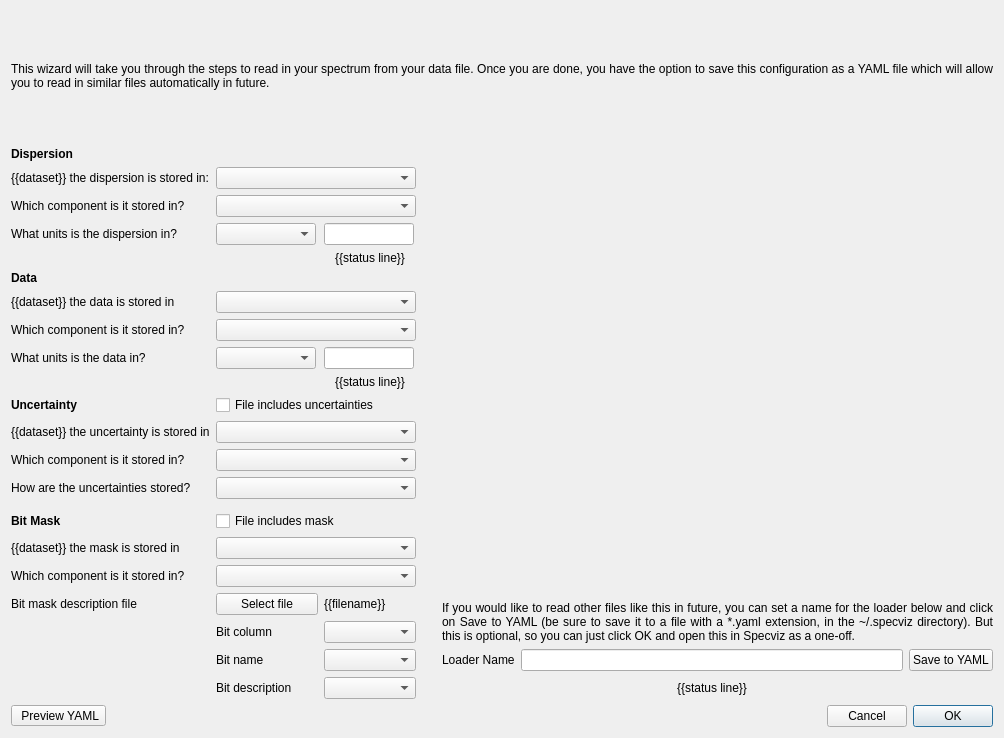
Qt form specviz/data/qt/ui/wizard.ui (spacetelescope/specviz) before a commit.
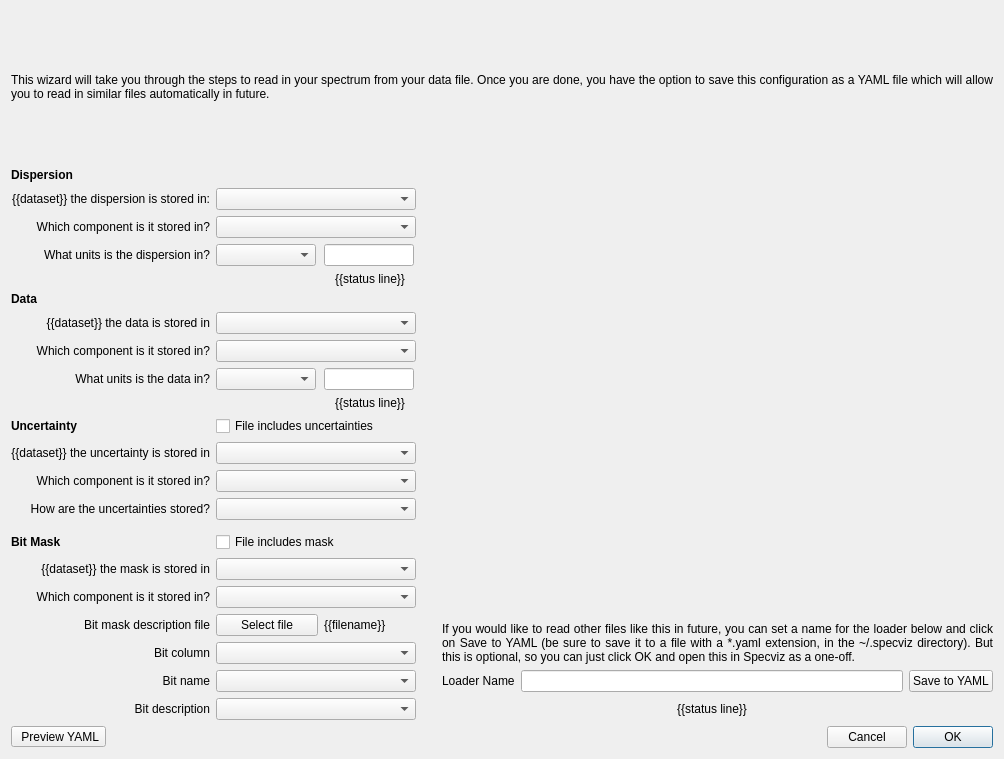
The same form after that commit.

Diff of the .ui file:
```diff
--- a/specviz/data/qt/ui/wizard.ui
+++ b/specviz/data/qt/ui/wizard.ui
@@ -7,7 +7,7 @@
     <x>0</x>
     <y>0</y>
     <width>1004</width>
-    <height>738</height>
+    <height>759</height>
    </rect>
   </property>
   <property name="windowTitle">
@@ -58,6 +58,9 @@
          <property name="text">
           <string>{{dataset}} the dispersion is stored in:</string>
          </property>
+         <property name="alignment">
+          <set>Qt::AlignRight|Qt::AlignTrailing|Qt::AlignVCenter</set>
+         </property>
         </widget>
        </item>
        <item colspan="2" column="1" row="1">
@@ -84,6 +87,9 @@
          <property name="text">
           <string>Which component is it stored in?</string>
          </property>
+         <property name="alignment">
+          <set>Qt::AlignRight|Qt::AlignTrailing|Qt::AlignVCenter</set>
+         </property>
         </widget>
        </item>
        <item colspan="2" column="1" row="2">
@@ -110,6 +116,9 @@
          <property name="text">
           <string>What units is the dispersion in?</string>
          </property>
+         <property name="alignment">
+          <set>Qt::AlignRight|Qt::AlignTrailing|Qt::AlignVCenter</set>
+         </property>
         </widget>
        </item>
        <item column="1" row="3">
@@ -200,6 +209,9 @@
          <property name="text">
           <string>{{dataset}} the data is stored in</string>
          </property>
+         <property name="alignment">
+          <set>Qt::AlignRight|Qt::AlignTrailing|Qt::AlignVCenter</set>
+         </property>
         </widget>
        </item>
        <item colspan="2" column="1" row="6">
@@ -226,6 +238,9 @@
          <property name="text">
           <string>Which component is it stored in?</string>
          </property>
+         <property name="alignment">
+          <set>Qt::AlignRight|Qt::AlignTrailing|Qt::AlignVCenter</set>
+         </property>
         </widget>
        </item>
        <item colspan="2" column="1" row="7">
@@ -252,6 +267,9 @@
          <property name="text">
           <string>What units is the data in?</string>
          </property>
+         <property name="alignment">
+          <set>Qt::AlignRight|Qt::AlignTrailing|Qt::AlignVCenter</set>
+         </property>
         </widget>
        </item>
        <item column="1" row="8">
@@ -333,6 +351,9 @@
          <property name="text">
           <string>{{dataset}} the uncertainty is stored in</string>
          </property>
+         <property name="alignment">
+          <set>Qt::AlignRight|Qt::AlignTrailing|Qt::AlignVCenter</set>
+         </property>
         </widget>
        </item>
        <item colspan="2" column="1" row="11">
@@ -359,6 +380,9 @@
          <property name="text">
           <string>Which component is it stored in?</string>
          </property>
+         <property name="alignment">
+          <set>Qt::AlignRight|Qt::AlignTrailing|Qt::AlignVCenter</set>
+         </property>
         </widget>
        </item>
        <item colspan="2" column="1" row="12">
@@ -385,6 +409,9 @@
          <property name="text">
           <string>How are the uncertainties stored?</string>
          </property>
+         <property name="alignment">
+          <set>Qt::AlignRight|Qt::AlignTrailing|Qt::AlignVCenter</set>
+         </property>
         </widget>
        </item>
        <item colspan="2" column="1" row="13">
@@ -431,6 +458,9 @@
          <property name="text">
           <string>{{dataset}} the mask is stored in</string>
          </property>
+         <property name="alignment">
+          <set>Qt::AlignRight|Qt::AlignTrailing|Qt::AlignVCenter</set>
+         </property>
         </widget>
        </item>
        <item colspan="2" column="1" row="16">
@@ -447,6 +477,9 @@
            <height>0</height>
           </size>
          </property>
+         <property name="sizeAdjustPolicy">
+          <enum>QComboBox::AdjustToMinimumContentsLength</enum>
+         </property>
         </widget>
        </item>
        <item column="0" row="17">
@@ -454,6 +487,9 @@
          <property name="text">
           <string>Which component is it stored in?</string>
          </property>
+         <property name="alignment">
+          <set>Qt::AlignRight|Qt::AlignTrailing|Qt::AlignVCenter</set>
+         </property>
         </widget>
        </item>
        <item colspan="2" column="1" row="17">
@@ -470,6 +506,9 @@
            <height>0</height>
           </size>
          </property>
+         <property name="sizeAdjustPolicy">
+          <enum>QComboBox::AdjustToMinimumContentsLength</enum>
+         </property>
         </widget>
        </item>
        <item colspan="3" column="4" row="17" rowspan="3">
@@ -496,6 +535,9 @@
          <property name="text">
           <string>Bit mask description file</string>
          </property>
+         <property name="alignment">
+          <set>Qt::AlignRight|Qt::AlignTrailing|Qt::AlignVCenter</set>
+         </property>
         </widget>
        </item>
        <item column="1" row="18">
@@ -512,27 +554,7 @@
          </property>
         </widget>
        </item>
-       <item column="1" row="19">
-        <widget class="QLabel" name="label_9">
-         <property name="text">
-          <string>Bit column</string>
-         </property>
-        </widget>
-       </item>
-       <item column="2" row="19">
-        <widget class="QComboBox" name="combo_bit_id" />
-       </item>
-       <item column="1" row="20">
-        <widget class="QLabel" name="label_10">
-         <property name="text">
-          <string>Bit name</string>
-         </property>
-        </widget>
-       </item>
-       <item column="2" row="20">
-        <widget class="QComboBox" name="combo_bit_name" />
-       </item>
-       <item column="4" row="20">
+       <item row="20" column="4">
         <widget class="QLabel" name="label_5">
          <property name="sizePolicy">
           <sizepolicy hsizetype="Preferred" vsizetype="Expanding">
@@ -568,17 +590,7 @@
          </property>
         </widget>
        </item>
-       <item column="1" row="21">
-        <widget class="QLabel" name="label_11">
-         <property name="text">
-          <string>Bit description</string>
-         </property>
-        </widget>
-       </item>
-       <item column="2" row="21">
-        <widget class="QComboBox" name="combo_bit_description" />
-       </item>
-       <item column="5" row="21">
+       <item row="21" column="5">
         <widget class="QLabel" name="label_loader_name_status">
          <property name="sizePolicy">
           <sizepolicy hsizetype="Preferred" vsizetype="Fixed">
@@ -597,7 +609,94 @@
          </property>
         </widget>
        </item>
-       </layout>
+       <item row="19" column="0">
+        <widget class="QLabel" name="label_9">
+         <property name="text">
+          <string>Bit column</string>
+         </property>
+         <property name="alignment">
+          <set>Qt::AlignRight|Qt::AlignTrailing|Qt::AlignVCenter</set>
+         </property>
+        </widget>
+       </item>
+       <item row="20" column="0">
+        <widget class="QLabel" name="label_10">
+         <property name="text">
+          <string>Bit name</string>
+         </property>
+         <property name="alignment">
+          <set>Qt::AlignRight|Qt::AlignTrailing|Qt::AlignVCenter</set>
+         </property>
+        </widget>
+       </item>
+       <item row="21" column="0">
+        <widget class="QLabel" name="label_11">
+         <property name="text">
+          <string>Bit description</string>
+         </property>
+         <property name="alignment">
+          <set>Qt::AlignRight|Qt::AlignTrailing|Qt::AlignVCenter</set>
+         </property>
+        </widget>
+       </item>
+       <item row="19" column="1" colspan="2">
+        <widget class="QComboBox" name="combo_bit_id">
+         <property name="sizePolicy">
+          <sizepolicy hsizetype="Fixed" vsizetype="Fixed">
+           <horstretch>0</horstretch>
+           <verstretch>0</verstretch>
+          </sizepolicy>
+         </property>
+         <property name="minimumSize">
+          <size>
+           <width>200</width>
+           <height>0</height>
+          </size>
+         </property>
+         <property name="sizeAdjustPolicy">
+          <enum>QComboBox::AdjustToMinimumContentsLength</enum>
+         </property>
+        </widget>
+       </item>
+       <item row="20" column="1" colspan="2">
+        <widget class="QComboBox" name="combo_bit_name">
+         <property name="sizePolicy">
+          <sizepolicy hsizetype="Fixed" vsizetype="Fixed">
+           <horstretch>0</horstretch>
+           <verstretch>0</verstretch>
+          </sizepolicy>
+         </property>
+         <property name="minimumSize">
+          <size>
+           <width>200</width>
+           <height>0</height>
+          </size>
+         </property>
+         <property name="sizeAdjustPolicy">
+          <enum>QComboBox::AdjustToMinimumContentsLength</enum>
+         </property>
+        </widget>
+       </item>
+       <item row="21" column="1" colspan="2">
+        <widget class="QComboBox" name="combo_bit_description">
+         <property name="sizePolicy">
+          <sizepolicy hsizetype="Fixed" vsizetype="Fixed">
+           <horstretch>0</horstretch>
+           <verstretch>0</verstretch>
+          </sizepolicy>
+         </property>
+         <property name="minimumSize">
+          <size>
+           <width>200</width>
+           <height>0</height>
+          </size>
+         </property>
+         <property name="sizeAdjustPolicy">
+          <enum>QComboBox::AdjustToMinimumContentsLength</enum>
+         </property>
+        </widget>
+       </item>
+      </layout>
      </item>
     </layout>
    </item>
```
Left out of the diff: 94 changed lines with no effect on the pictures.
